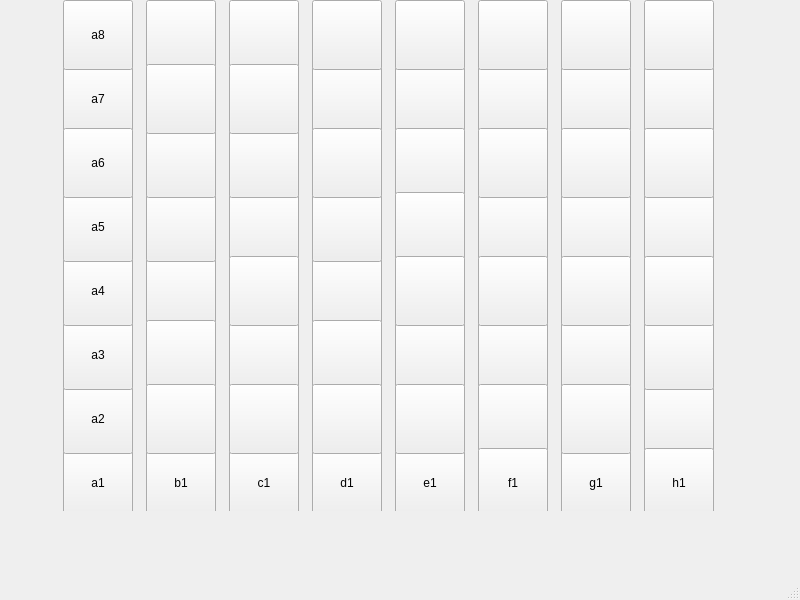
Above: chess.ui from 25hlarsen4/Chess-App before the change. Below: the same form after it.
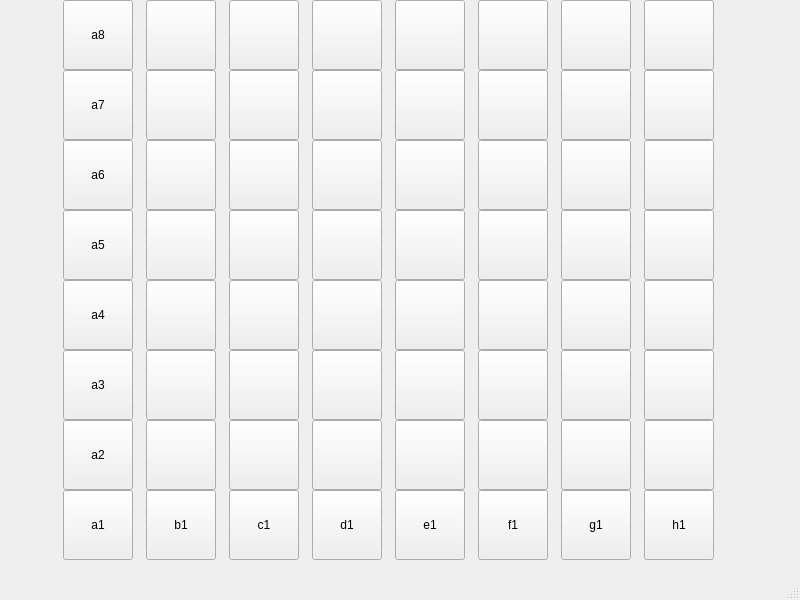
That is the form after the change.

Patch:
```diff
--- a/chess.ui
+++ b/chess.ui
@@ -219,10 +219,10 @@
         <x>-70</x>
         <y>0</y>
         <width>921</width>
-        <height>511</height>
+        <height>562</height>
        </rect>
       </property>
-      <layout class="QGridLayout" name="gridLayout" rowstretch="0,0,0,0,0,0,0,0" columnstretch="0,0,0,0,0,0,0,0,0,0,0">
+      <layout class="QGridLayout" name="gridLayout" rowstretch="0,0,0,0,0,0,0,0" columnstretch="0,0,0,0,0,0,0,0">
        <property name="sizeConstraint">
         <enum>QLayout::SetNoConstraint</enum>
        </property>
```
Left out of the diff: 2 changed lines with no effect on the pictures.
